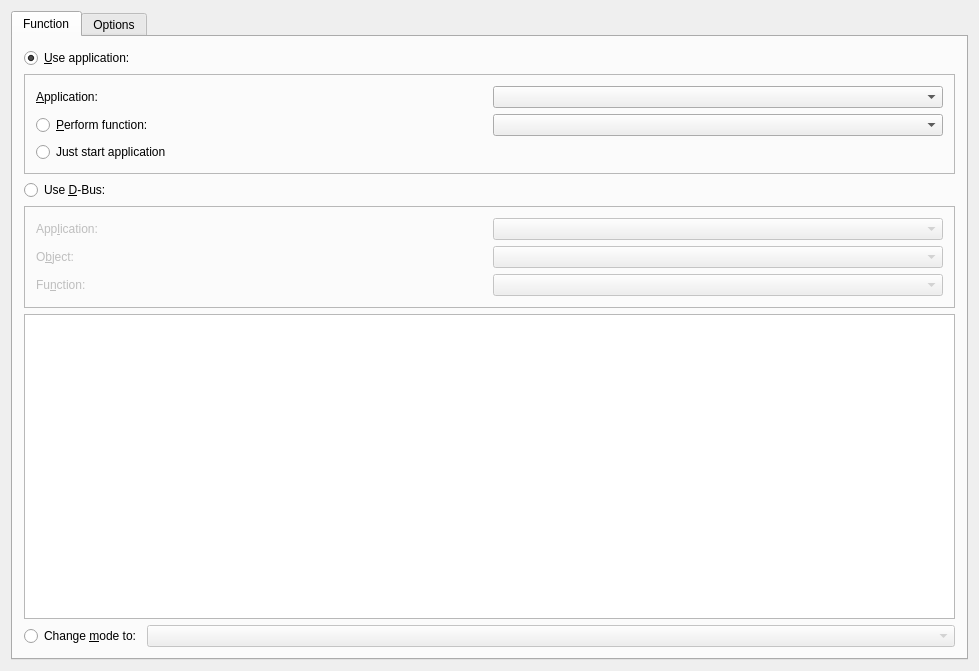
KDE/kremotecontrol, file kcmlirc/editactionbase.ui: the form before one commit.
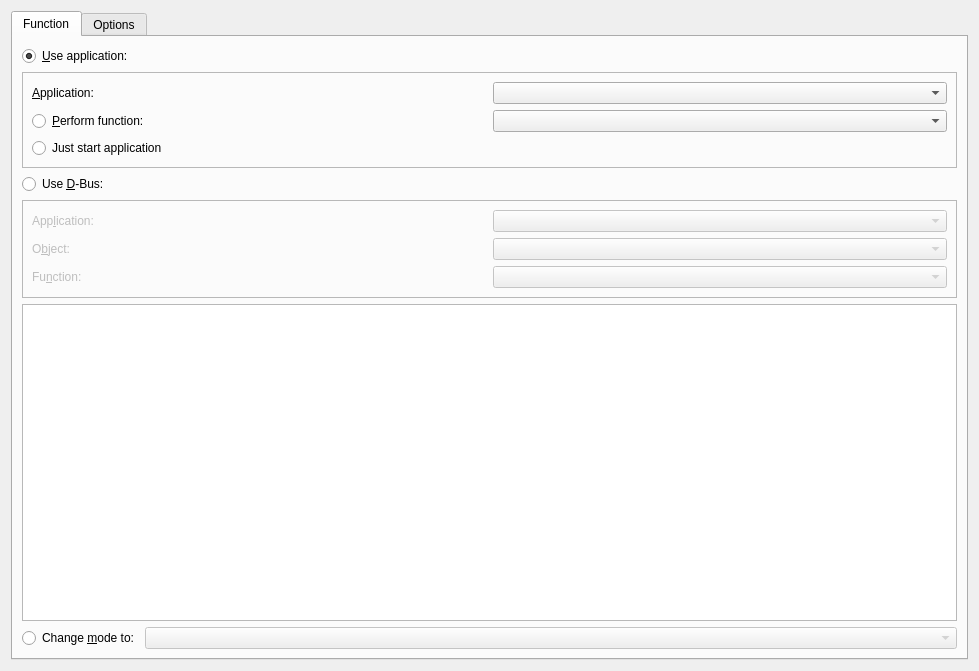
The form after the commit. Custom widgets are drawn as their Qt base class.

Patch:
```diff
--- a/kcmlirc/editactionbase.ui
+++ b/kcmlirc/editactionbase.ui
@@ -453,8 +453,6 @@
    </item>
   </layout>
  </widget>
- <layoutdefault spacing="6" margin="11"/>
- <pixmapfunction>qPixmapFromMimeSource</pixmapfunction>
  <customwidgets>
   <customwidget>
    <class>KComboBox</class>
```
